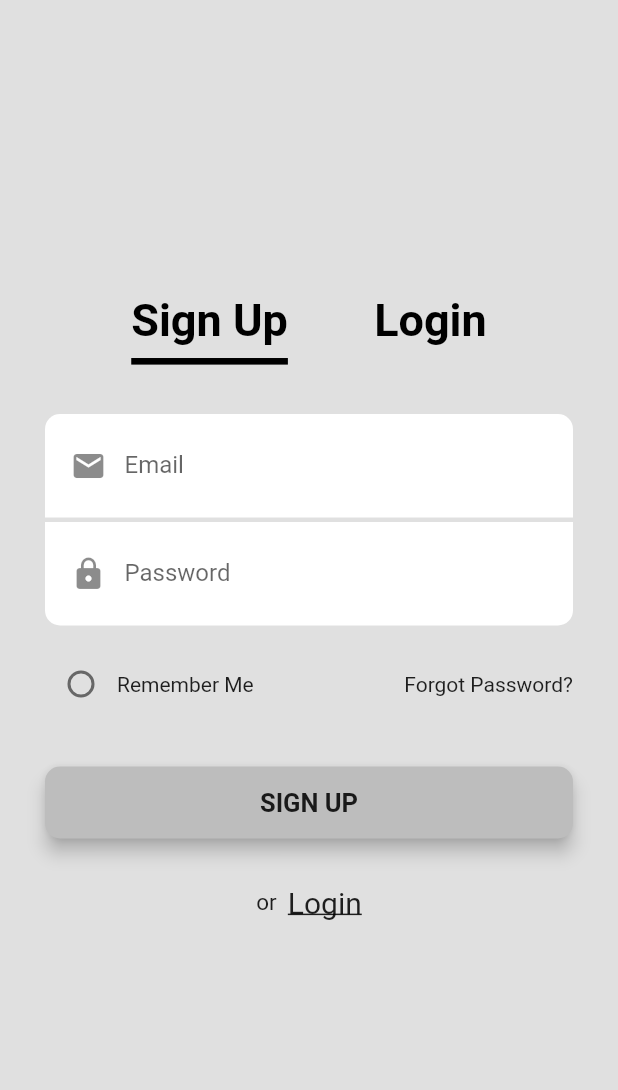
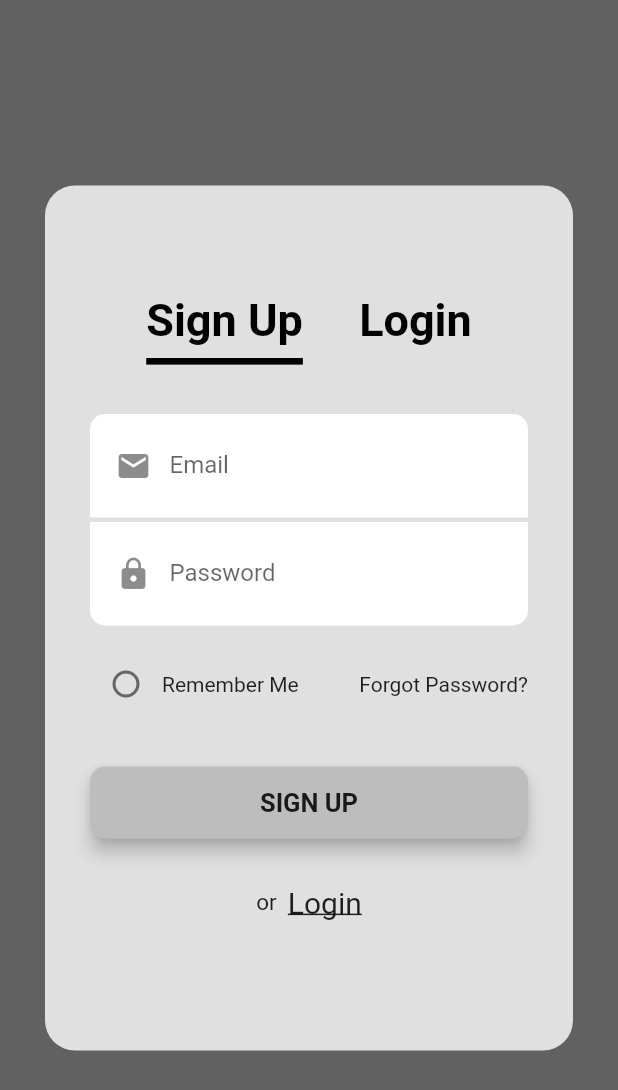
Before and after one commit to krishkarar/authenticationUI, a Flutter app: the Login screen opened by its route, after a tap on "Sign Up", on a phone screen of 412 x 824 dp. Shown: the top 1090 px of the screen. Run offline on Flutter 3.47's test engine with Material 2 defaults, Android fonts, the phone set to English and light mode, and no system bars.

Commit message:
second commit

```diff
--- a/lib/screens/login.dart
+++ b/lib/screens/login.dart
@@ -8,8 +8,17 @@ class Login extends StatelessWidget {
   @override
   Widget build(BuildContext context) {
     return Scaffold(
-      body: Container(
-        decoration: BoxDecoration(color: Colors.grey.shade300),
+      backgroundColor: Colors.grey.shade700,
+      body: Center(
+        child: Container(
+          height: MediaQuery.of(context).size.height * 0.7,
+          margin: const EdgeInsets.symmetric(horizontal: 30),
+          decoration: BoxDecoration(
+            color: Colors.grey.shade300,
+            borderRadius: const BorderRadius.all(
+              Radius.circular(20),
+            ),
+          ),
           padding: const EdgeInsets.all(30),
           child: Column(
             mainAxisAlignment: MainAxisAlignment.center,
@@ -28,8 +37,8 @@ class Login extends StatelessWidget {
                       style: TextStyle(
                         fontSize: 30,
                         fontWeight: FontWeight.bold,
-                      color: Colors.transparent, // Step 2 SEE HERE
-                      shadows: [Shadow(offset: Offset(0, -15), color: Colors.black)], // Step 3 SEE HERE
+                        color: Colors.transparent,
+                        shadows: [Shadow(offset: Offset(0, -15), color: Colors.black)],
 
                       ),
                     ),
@@ -39,8 +48,8 @@ class Login extends StatelessWidget {
                     style: TextStyle(
                       fontSize: 30,
                       fontWeight: FontWeight.bold,
-                    color: Colors.transparent, // Step 2 SEE HERE
-                    shadows: [Shadow(offset: Offset(0, -15), color: Colors.black)], // Step 3 SEE HERE
+                      color: Colors.transparent,
+                      shadows: [Shadow(offset: Offset(0, -15), color: Colors.black)],
                       decoration: TextDecoration.underline,
                       decorationThickness: 3,
                       decorationColor: Colors.black,
@@ -172,6 +181,7 @@ class Login extends StatelessWidget {
             ],
           ),
         ),
+      ),
     );
   }
 }
--- a/lib/screens/sign_up.dart
+++ b/lib/screens/sign_up.dart
@@ -9,8 +9,17 @@ class SignUp extends StatelessWidget {
   @override
   Widget build(BuildContext context) {
     return Scaffold(
-      body: Container(
-        decoration: BoxDecoration(color: Colors.grey.shade300),
+      backgroundColor: Colors.grey.shade700,
+      body: Center(
+        child: Container(
+          height: MediaQuery.of(context).size.height * 0.7,
+          margin: const EdgeInsets.symmetric(horizontal: 30),
+          decoration: BoxDecoration(
+            color: Colors.grey.shade300,
+            borderRadius: const BorderRadius.all(
+              Radius.circular(20),
+            ),
+          ),
           padding: const EdgeInsets.all(30),
           child: Column(
             mainAxisAlignment: MainAxisAlignment.center,
@@ -24,15 +33,17 @@ class SignUp extends StatelessWidget {
                     style: TextStyle(
                       fontSize: 30,
                       fontWeight: FontWeight.bold,
-                    color: Colors.transparent, // Step 2 SEE HERE
-                    shadows: [Shadow(offset: Offset(0, -15), color: Colors.black)], // Step 3 SEE HERE
+                      color: Colors.transparent,
+                      shadows: [
+                        Shadow(offset: Offset(0, -15), color: Colors.black)
+                      ],
                       decoration: TextDecoration.underline,
                       decorationThickness: 3,
                       decorationColor: Colors.black,
                     ),
                   ),
                   InkWell(
-                  onTap: (){
+                    onTap: () {
                       //redirect to login screen
                       Navigator.pushNamed(context, Login.id);
                     },
@@ -41,9 +52,10 @@ class SignUp extends StatelessWidget {
                       style: TextStyle(
                         fontSize: 30,
                         fontWeight: FontWeight.bold,
-                      color: Colors.transparent, // Step 2 SEE HERE
-                      shadows: [Shadow(offset: Offset(0, -15), color: Colors.black)], // Step 3 SEE HERE
-
+                        color: Colors.transparent,
+                        shadows: [
+                          Shadow(offset: Offset(0, -15), color: Colors.black)
+                        ],
                       ),
                     ),
                   )
@@ -142,7 +154,8 @@ class SignUp extends StatelessWidget {
                     height: 42.0,
                     child: const Text(
                       'SIGN UP',
-                    style: TextStyle(fontSize: 17, fontWeight: FontWeight.bold),
+                      style:
+                          TextStyle(fontSize: 17, fontWeight: FontWeight.bold),
                     ),
                   ),
                 ),
@@ -173,6 +186,7 @@ class SignUp extends StatelessWidget {
             ],
           ),
         ),
+      ),
     );
   }
 }
```
Lines whose indentation alone changed are shown as unchanged.
